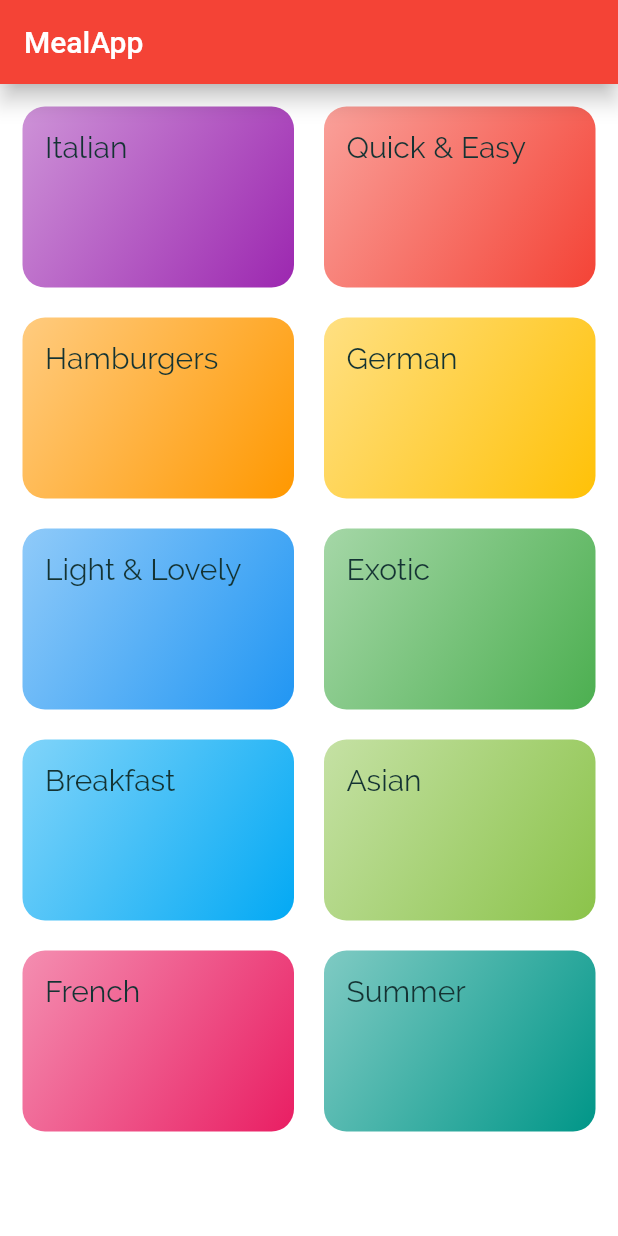
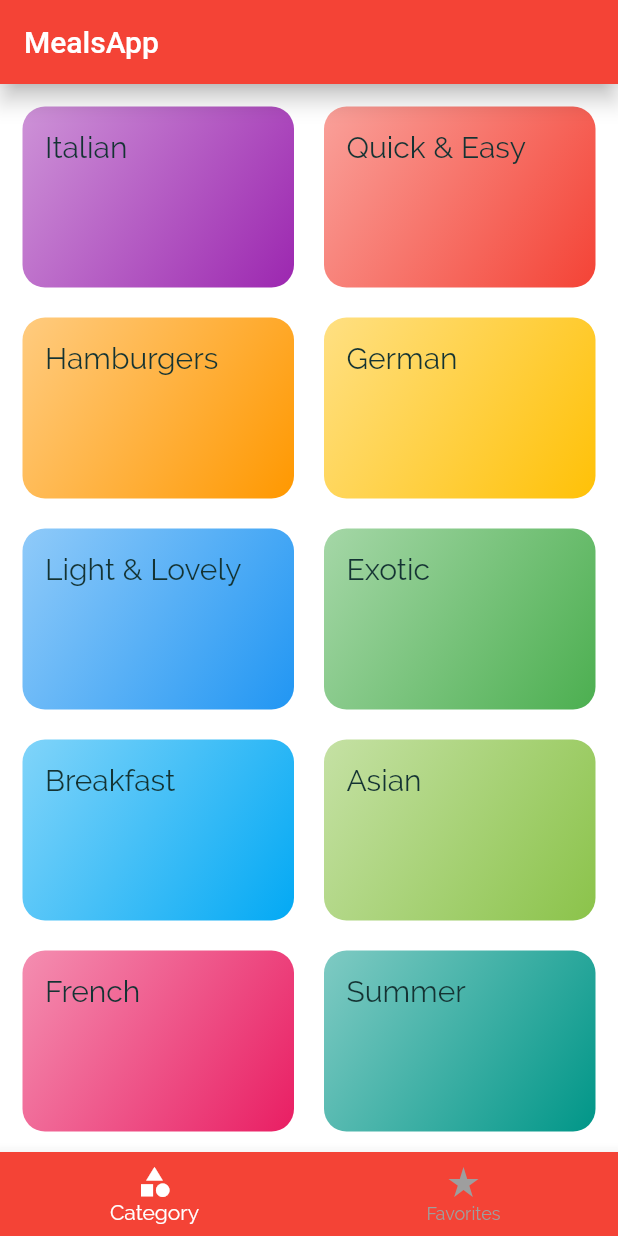
Before and after one commit to RohanSengupta326/MealsApp, a Flutter app: the screen it shows after launch, on a phone screen of 412 x 824 dp. Run offline on Flutter 3.47's test engine with Material 2 defaults, Android fonts, the phone set to English and light mode, and no system bars.

Commit message:
updated1

```diff
--- a/lib/main.dart
+++ b/lib/main.dart
@@ -1,9 +1,9 @@
 import 'package:flutter/material.dart';
 import 'package:flutter/widgets.dart';
+
 import 'package:flutter_proj5meal/screens/meal_details_screen.dart';
-
+import '../screens/tabs_screen.dart';
 import '../screens/category_meals_screen.dart';
-import '../screens/categories_screen.dart';
 
 void main() {
   runApp(MyApp());
@@ -31,14 +31,17 @@ class MyApp extends StatelessWidget {
               bodyText2: TextStyle(
                 color: Color.fromRGBO(20, 51, 51, 1),
               ),
-              headline1: TextStyle(fontSize: 24, fontFamily: 'RobotoCondensed', fontWeight: FontWeight.bold),
+              headline1: TextStyle(
+                  fontSize: 24,
+                  fontFamily: 'RobotoCondensed',
+                  fontWeight: FontWeight.bold),
             ),
       ).copyWith(
         // new way to add accentColor
         colorScheme: theme.colorScheme.copyWith(secondary: Colors.white),
       ),
 
-      home: CategoriesScreen(),
+      home: TabsScreen(),
       // this is how you show a different screen
 
       routes: {
--- a/lib/screens/categories_screen.dart
+++ b/lib/screens/categories_screen.dart
@@ -8,17 +8,11 @@ import '../dummy_data.dart';
 class CategoriesScreen extends StatelessWidget {
   @override
   Widget build(BuildContext context) {
-    return Scaffold(
-      // putting it in scaffold cause need appbar and all
-      appBar: AppBar(
-        title: const Text('MealApp'),
-      ),
-      body: GridView(
+    return GridView(
       padding: EdgeInsets.all(15),
       children: dummyCategories
           .map(
-              (catData) =>
-                  CategoryItem(catData.id, catData.title, catData.color),
+            (catData) => CategoryItem(catData.id, catData.title, catData.color),
           )
           .toList(),
       gridDelegate: SliverGridDelegateWithMaxCrossAxisExtent(
@@ -28,7 +22,6 @@ class CategoriesScreen extends StatelessWidget {
         crossAxisSpacing: 20,
         mainAxisSpacing: 20,
       ),
-      ),
     );
   }
 }
--- /dev/null
+++ b/lib/screens/tabs_screen.dart
@@ -0,0 +1,127 @@
+// FOR TABBAR AT TOP
+/* import 'package:flutter/material.dart';
+
+import './categories_screen.dart';
+import './favorites_screen.dart';
+
+class TabsScreen extends StatefulWidget {
+  const TabsScreen({Key? key}) : super(key: key);
+
+  @override
+  _TabsScreenState createState() => _TabsScreenState();
+}
+
+class _TabsScreenState extends State<TabsScreen> {
+  @override
+  Widget build(BuildContext context) {
+    return DefaultTabController(
+      // to use a broad appbar with switches
+      length: 2,
+      initialIndex: 0,
+      // where to start screen, here it will start from category screen, if we use 2 then it will show favorite screen first
+      child: Scaffold(
+        appBar: AppBar(
+          title: Text(
+            'MealsApp',
+          ),
+          bottom: TabBar(
+            // to add tab swtiches
+            tabs: const [
+              Tab(
+                // tab switches
+                icon: Icon(Icons.category_outlined),
+                text: 'Categories',
+              ),
+              Tab(
+                icon: Icon(Icons.star),
+                text: 'Favorites',
+              )
+            ],
+          ),
+        ),
+        body: TabBarView(
+          // when clicking on tabbar switch which screen to show
+          children: [
+            CategoriesScreen(),
+            FavoritesScreen(),
+          ],
+        ),
+      ),
+    );
+  }
+} */
+
+// FOR BOTTOM TABBAR
+
+import 'package:flutter/material.dart';
+
+import './categories_screen.dart';
+import './favorites_screen.dart';
+
+class TabsScreen extends StatefulWidget {
+  const TabsScreen({Key? key}) : super(key: key);
+
+  @override
+  _TabsScreenState createState() => _TabsScreenState();
+}
+
+class _TabsScreenState extends State<TabsScreen> {
+  final List<Map<String, dynamic>> _pages = [
+    {
+      'page': CategoriesScreen(),
+      'heading': 'MealsApp',
+    },
+    {
+      'page': FavoritesScreen(),
+      'heading': 'Your Favorites',
+    },
+  ];
+
+  int _pageSelectedIndex = 0;
+
+  void _selectPage(int index) {
+    setState(() {
+      _pageSelectedIndex = index;
+    });
+  }
+
+  @override
+  Widget build(BuildContext context) {
+    return DefaultTabController(
+      // to use a broad appbar with switches
+      length: 2,
+      initialIndex: 0,
+      // where to start screen, here it will start from category screen, if we use 2 then it will show favorite screen first
+      child: Scaffold(
+        appBar: AppBar(
+          title: Text(
+            _pages[_pageSelectedIndex]['heading'],
+          ),
+        ),
+        body: _pages[_pageSelectedIndex]['page'],
+        bottomNavigationBar: BottomNavigationBar(
+          onTap: _selectPage,
+          // this automatically sends the index to the function where the  page is
+          backgroundColor: Theme.of(context).primaryColor,
+          currentIndex: _pageSelectedIndex,
+          selectedItemColor: Colors.white,
+          unselectedItemColor: Colors.grey,
+          items: const [
+            BottomNavigationBarItem(
+              icon: Icon(
+                Icons.category,
+              ),
+              label: 'Category',
+            ),
+            BottomNavigationBarItem(
+              icon: Icon(
+                Icons.star_rate,
+              ),
+              label: 'Favorites',
+            ),
+          ],
+        ),
+      ),
+    );
+  }
+}
```
Also changed, not shown: lib/screens/favorites_screen.dart (added, +12 -0 lines). Lines whose indentation alone changed are shown as unchanged.
